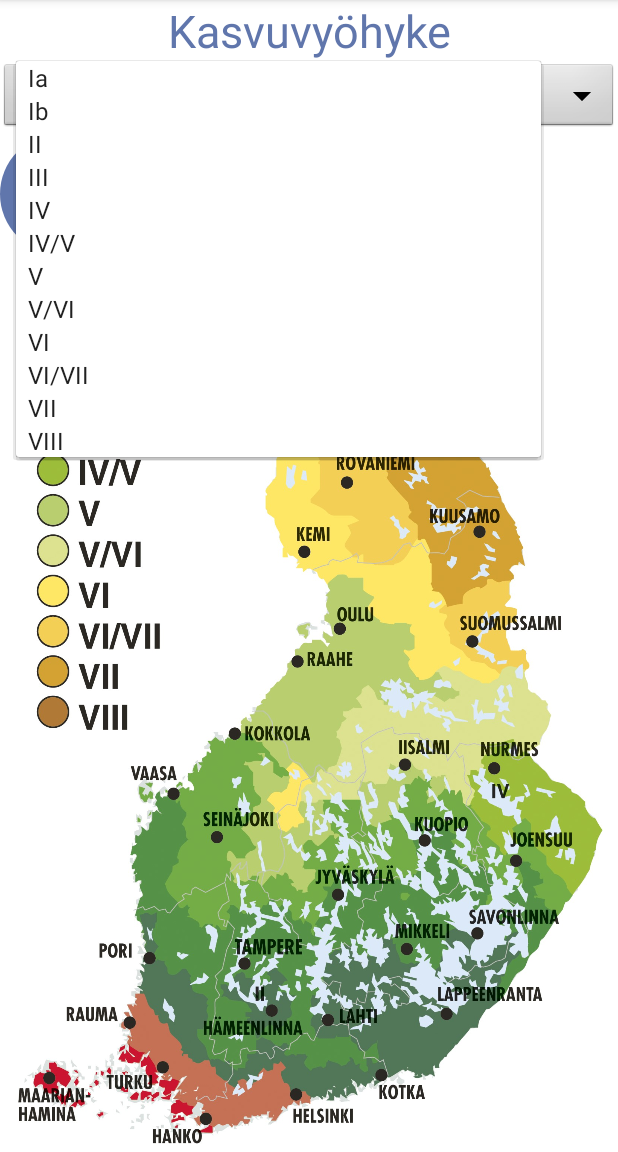
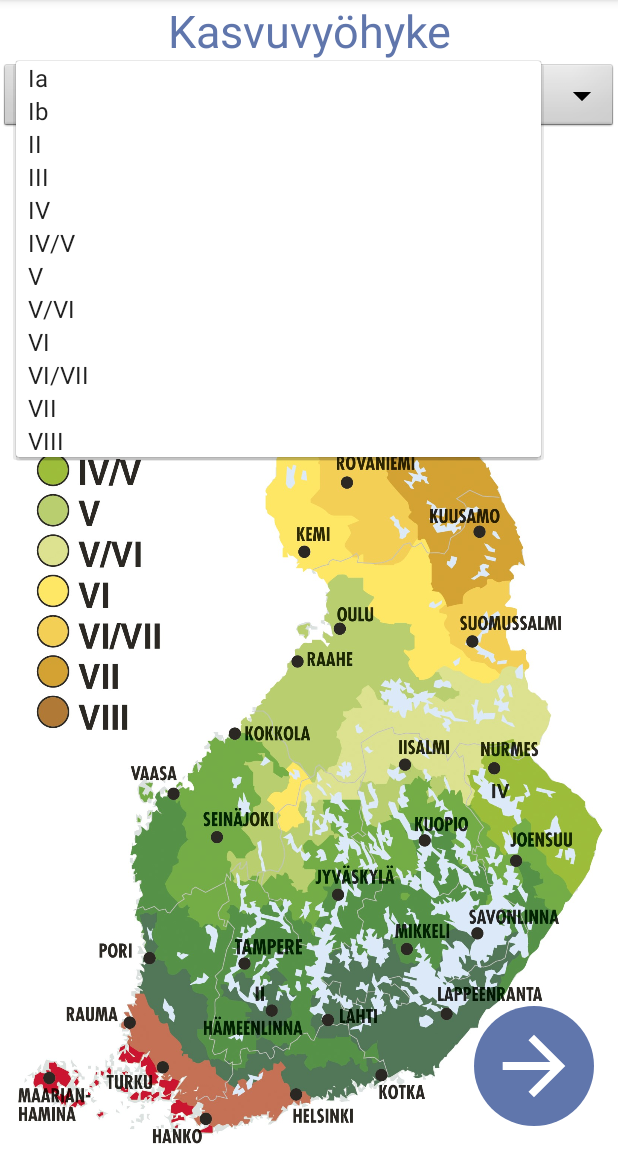
Before and after one commit to Vezki/OhjelmointiProjekti, an Android app: the AlueValinta screen opened directly, with no data from a screen before it, after a tap on "Ia", on a phone screen of 412 x 824 dp, the part 84-1236 px from its top. Run offline under Robolectric (Android 15) with nearby library versions, the phone set to English and light mode, and no system bars.

Commit message:
Muokattu nuoli-ikonia

```diff
--- a/Appi/app/src/main/java/com/plantsit/koskaistutan/AlueValinta.java
+++ b/Appi/app/src/main/java/com/plantsit/koskaistutan/AlueValinta.java
@@ -31,7 +31,7 @@ public class AlueValinta extends AppCompatActivity {
             @Override
             public void onClick(View view) {
                 startActivity(new Intent(AlueValinta.this, KasviValinta.class));
-                finish();
+                String item = cmbAlueValinta.getSelectedItem().toString();
             }
         });
 
--- a/Appi/app/src/main/res/drawable/ic_arrow_right_background.xml
+++ b/Appi/app/src/main/res/drawable/ic_arrow_right_background.xml
@@ -1,4 +1,3 @@
-<?xml version="1.0" encoding="utf-8"?>
 <?xml version="1.0" encoding="utf-8"?>
 <vector
     android:height="108dp"
--- a/Appi/app/src/main/res/drawable/ic_arrow_right_foreground.xml
+++ b/Appi/app/src/main/res/drawable/ic_arrow_right_foreground.xml
@@ -1,3 +1,4 @@
+<?xml version="1.0" encoding="utf-8"?>
 <vector xmlns:android="http://schemas.android.com/apk/res/android"
     android:width="108dp"
     android:height="108dp"
--- a/Appi/app/src/main/res/layout/activity_alue_valinta.xml
+++ b/Appi/app/src/main/res/layout/activity_alue_valinta.xml
@@ -44,9 +44,13 @@
             android:layout_width="80dp"
             android:layout_height="80dp"
             android:background="@drawable/pyorea_nappi_bg"
-            app:srcCompat="@drawable/ic_arrow_right_foreground"
-            tools:layout_editor_absoluteX="315dp"
-            tools:layout_editor_absoluteY="547dp" />
+            app:layout_constraintBottom_toBottomOf="parent"
+            app:layout_constraintEnd_toEndOf="parent"
+            app:layout_constraintHorizontal_bias="0.951"
+            app:layout_constraintStart_toStartOf="parent"
+            app:layout_constraintTop_toTopOf="parent"
+            app:layout_constraintVertical_bias="0.971"
+            app:srcCompat="@drawable/ic_arrow_right_foreground" />
 
 
     </androidx.constraintlayout.widget.ConstraintLayout>
```
